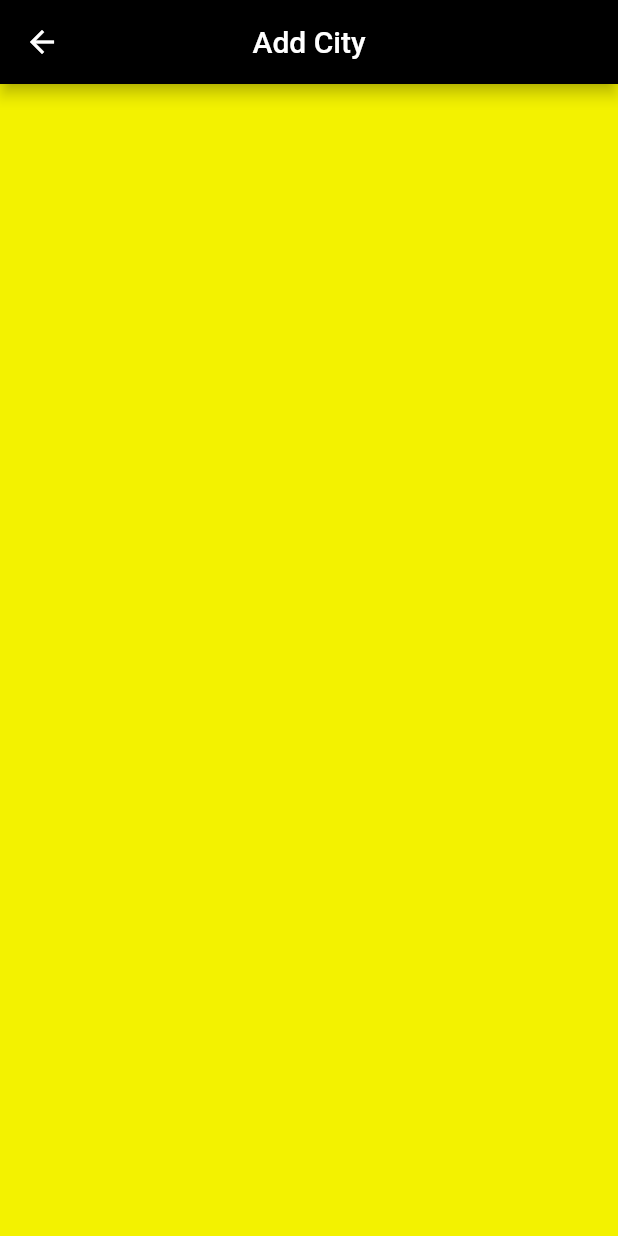
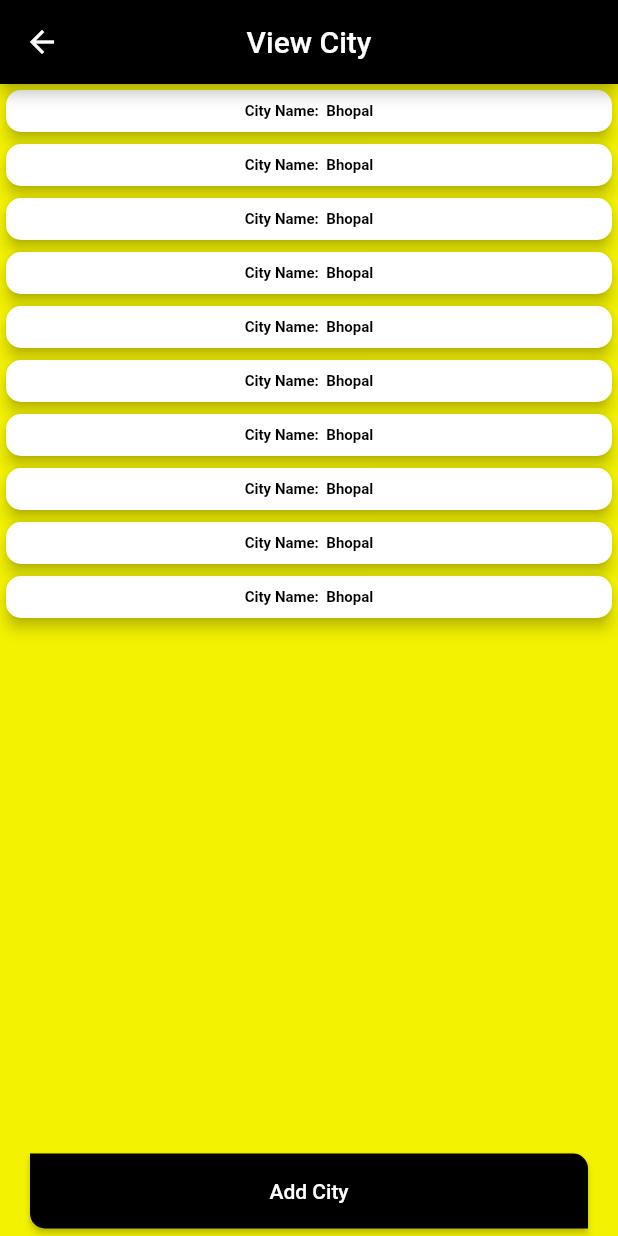
Before and after one commit to vishnupraja/mieride, a Flutter app: the AddCity screen opened by its route, on a phone screen of 412 x 824 dp. Run offline on Flutter 3.47's test engine with Material 2 defaults, Android fonts, the phone set to English and light mode, and no system bars; our stand-ins replace dio, geocoding, get, image_picker, shared_preferences; accounts and stored records are empty.

Commit message:
second commit 15/05/2023

```diff
--- a/lib/network/urls.dart
+++ b/lib/network/urls.dart
@@ -9,6 +9,9 @@ class URLS {
   static const String FETCH_ADMIN_BOOKING_LIST = "fetch_admin_booking_list";
   static const String FETCH_ADMIN_USER_LIST = "fetch_admin_user_list";
   static const String ADD_USER_COIN = "add_user_coins";
+  static const String ADMIN_CONFIRM_BOOKING = "admin_confirm_booking";
+  static const String ADMIN_CANCEL_BOOKING = "admin_cancel_booking";
+  static const String ADMIN_ADD_CITY = "add_admin_city";
 
 
 }
--- a/lib/rout_helper/rout_helper.dart
+++ b/lib/rout_helper/rout_helper.dart
@@ -2,8 +2,8 @@ import 'package:get/get.dart';
 import 'package:mie_ride/view/authentication/login_Screen.dart';
 import 'package:mie_ride/view/authentication/splace_screen.dart';
 import 'package:mie_ride/view/home_view/add_city/add_city.dart';
-import 'package:mie_ride/view/home_view/fair_cost/fair_coast.dart';
 import 'package:mie_ride/view/home_view/surge_pricing/surge_pricing.dart';
+import '../view/home_view/add_city/add_city_field.dart';
 import '../view/home_view/add_coin/view_user.dart';
 import '../view/home_view/booking/cancel_order.dart';
 import '../view/home_view/booking/complete_order.dart';
@@ -36,7 +36,7 @@ class RouteHelper{
   static const String addVehicle = '/addVehicle';
   static const String surgePrice = '/surgePrice';
   static const String addCity = '/addCity';
-  static const String fairCoast = '/fairCoast';
+  static const String addCityField = '/addCityField';
 
 
 
@@ -57,7 +57,7 @@ class RouteHelper{
   static getAddVehicleScreenRoute()=>addVehicle;
   static getSurgePriceScreenRoute()=>surgePrice;
   static getAddCityScreenRoute()=>addCity;
-  static getFairCostScreenRoute()=>fairCoast;
+  static getAddCityFieldScreenRoute()=>addCityField;
 
 
 
@@ -80,7 +80,7 @@ class RouteHelper{
     GetPage(name: addVehicle, page: ()=> const AddVehicle()),
     GetPage(name: surgePrice, page: ()=> const SurgePrice()),
     GetPage(name: addCity, page: ()=> const AddCity()),
-    GetPage(name: fairCoast, page: ()=> const FairCost()),
+    GetPage(name: addCityField, page: ()=> const AddCityField()),
 
 
   ];
--- a/lib/view/home_view/add_city/add_city.dart
+++ b/lib/view/home_view/add_city/add_city.dart
@@ -1,5 +1,8 @@
 import 'package:flutter/material.dart';
+import 'package:get/get.dart';
+import 'package:mie_ride/rout_helper/rout_helper.dart';
 import '../../../utils/colors.dart';
+import '../../../utils/text_field.dart';
 
 class AddCity extends StatefulWidget {
   const AddCity({Key? key}) : super(key: key);
@@ -14,9 +17,53 @@ class _AddCityState extends State<AddCity> {
     return Scaffold(
       backgroundColor: MyColors.primary,
       appBar: AppBar(
-        title: Text("Add City"),
+        title: Text("View City"),
         centerTitle: true,
         backgroundColor: MyColors.secondry,
+      ),
+      body: ListView.builder(
+        itemCount: 10,
+        scrollDirection: Axis.vertical,
+        itemBuilder: (context, index) {
+          /*var list = controller.bookingList[index];*/
+          return Card(
+            shape: RoundedRectangleBorder(
+                borderRadius: BorderRadius.circular(10)),
+            elevation: 4,
+            child: Padding(
+              padding: const EdgeInsets.all(8.0),
+              child: Column(
+                crossAxisAlignment: CrossAxisAlignment.start,
+               children: [
+                Row(
+                  mainAxisAlignment: MainAxisAlignment.center,
+                  children: [
+                    Center(child: Text("City Name:",style: TextStyle(
+                        fontSize: 10,
+                        color: MyColors.secondry,
+                        fontWeight: FontWeight.bold),
+                    ),),
+                    SizedBox(width: 5,),
+                    Center(child: Text("Bhopal",style: TextStyle(
+                        fontSize: 10,
+                        color: MyColors.secondry,
+                        fontWeight: FontWeight.bold),)),
+                  ],
+                )
+               ],
+              ),
+            ),
+          );
+        },
+      ),
+      bottomNavigationBar: Padding(
+        padding: EdgeInsets.symmetric(horizontal: 20, vertical: 5),
+        child: custom_button(
+          voidCallback: () {
+            Get.toNamed(RouteHelper.getAddCityFieldScreenRoute());
+          },
+          text: 'Add City',
+        ),
       ),
     );
   }
--- a/pubspec.yaml
+++ b/pubspec.yaml
@@ -39,6 +39,8 @@ dependencies:
   shared_preferences: ^2.1.1
   image_picker: ^0.8.7+5
   dio: ^5.1.2
+  geolocator: ^9.0.2
+  geocoding: ^2.0.5
 
 dev_dependencies:
   flutter_test:
```
Also changed, not shown: lib/controller/booking_controller.dart (+68 -0 lines), lib/controller/city_controller.dart (added, +53 -0 lines), lib/view/home_view/add_city/add_city_field.dart (added, +70 -0 lines), lib/view/home_view/booking/confirm_order.dart (+15 -11 lines), lib/view/home_view/booking/place_order.dart (+15 -4 lines), lib/view/home_view/fair_cost/fair_coast.dart (deleted, +0 -24 lines), lib/view/home_view/home_screen.dart (+6 -6 lines), pubspec.lock, 5 other files.
